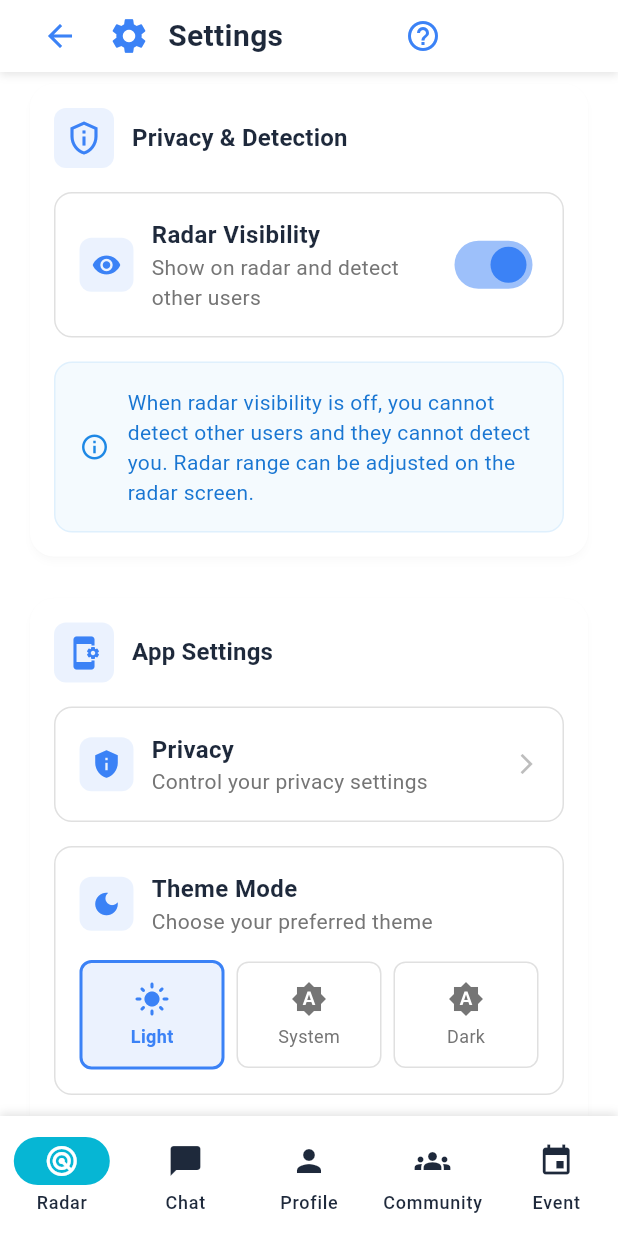
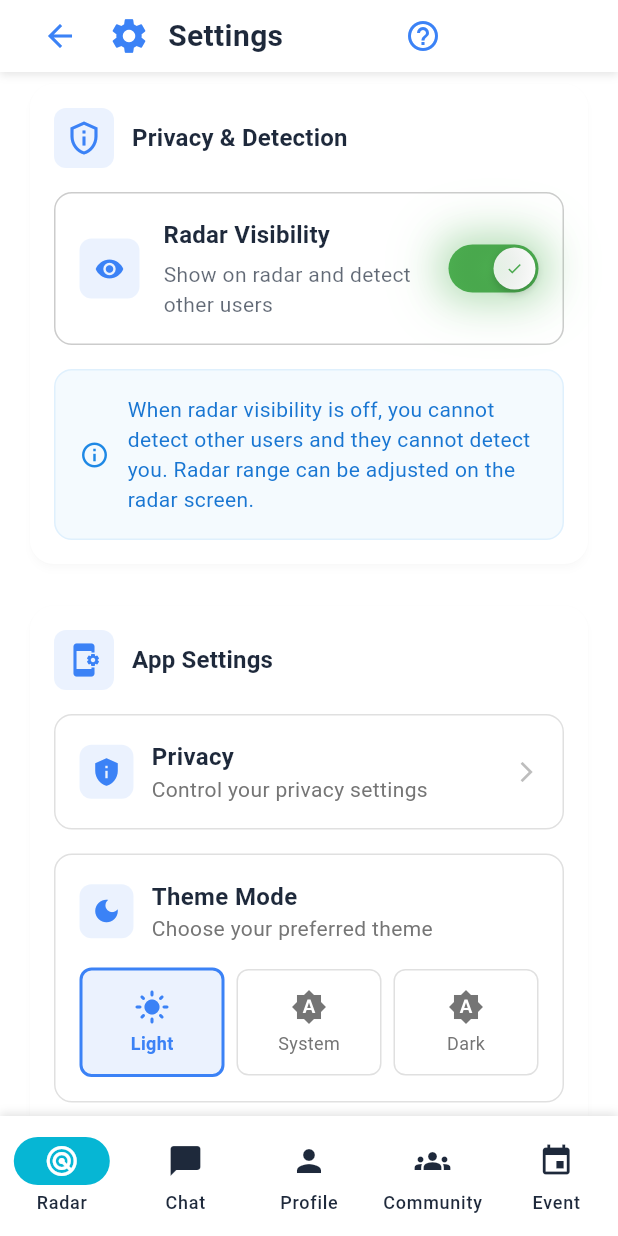
Before and after one commit to TArslan7/ComnecterMobile, a Flutter app: the SettingsScreen screen opened by its route, scrolled down 1152 dp, on a phone screen of 412 x 824 dp. Run offline on Flutter 3.47's test engine with Material 3 defaults, Android fonts, the phone set to English and light mode, and no system bars; drawn by our look-alikes of flutter_animate; our stand-ins replace audioplayers, cloud_firestore, confetti, connectivity_plus, firebase_analytics, firebase_auth and 9 more; accounts and stored records are empty.

Commit message:
feat: Implement glowing switch for detectability toggle
✨ Custom Glowing Switch Implementation:

**🎯 NEW FEATURE:**
- Custom GlowingSwitch widget for detectability toggle
- Replaces standard Material Design toggle
- Premium visual feedback with glow effects

**🔧 GlowingSwitch Features:**
- Continuous pulse animation when active (green glow)
- Smooth thumb sliding animation (300ms)
- Visual feedback: check mark (on) vs X mark (off)
- Customizable colors and dimensions
- Sound feedback integration

**🎨 Visual Effects:**
- Active state: Green background with pulsing glow
- Inactive state: Grey background (no glow)
- Thumb animation: Smooth slide with icons
- Glow layers: Multiple shadow layers for depth
- Responsive design: 60x32px default size

**📱 Integration:**
- Added to Privacy & Detection settings section
- Replaces standard toggle with glowing version
- Maintains all existing functionality
- Sound feedback on toggle

**✅ Now Working:**
- Glowing switch in Settings → Privacy & Detection
- Pulse animation when radar visibility is ON
- Smooth transitions and visual feedback
- Premium feel matching app design

Ready for testing the glowing switch functionality!

```diff
--- a/lib/features/settings/settings_screen.dart
+++ b/lib/features/settings/settings_screen.dart
@@ -14,6 +14,7 @@ import '../../providers/auth_provider.dart';
 import 'models/app_settings.dart';
 import 'services/settings_service.dart';
 import '../radar/services/radar_service.dart';
+import 'widgets/glowing_switch.dart';
 
 class SettingsScreen extends ConsumerStatefulWidget {
   const SettingsScreen({super.key});
@@ -2369,8 +2370,8 @@ class _SettingsScreenState extends ConsumerState<SettingsScreen> with TickerProv
   Widget _buildPrivacySection(BuildContext context) {
     return Column(
       children: [
-        // Radar Visibility Toggle
-        _buildToggleSetting(
+        // Radar Visibility Toggle with Glowing Switch
+        _buildGlowingToggleSetting(
           context,
           'Radar Visibility',
           'Show on radar and detect other users',
@@ -2419,4 +2420,81 @@ class _SettingsScreenState extends ConsumerState<SettingsScreen> with TickerProv
       ],
     );
   }
+
+  Widget _buildGlowingToggleSetting(
+    BuildContext context,
+    String title,
+    String subtitle,
+    IconData icon,
+    bool value,
+    ValueChanged<bool> onChanged,
+    SoundService soundService,
+  ) {
+    return Container(
+      padding: const EdgeInsets.all(16),
+      decoration: BoxDecoration(
+        color: Theme.of(context).colorScheme.surface,
+        borderRadius: BorderRadius.circular(12),
+        border: Border.all(
+          color: Theme.of(context).colorScheme.outline.withValues(alpha: 0.2),
+          width: 1,
+        ),
+      ),
+      child: Row(
+        children: [
+          // Icon
+          Container(
+            width: 40,
+            height: 40,
+            decoration: BoxDecoration(
+              color: Theme.of(context).colorScheme.primary.withValues(alpha: 0.1),
+              borderRadius: BorderRadius.circular(8),
+            ),
+            child: Icon(
+              icon,
+              color: Theme.of(context).colorScheme.primary,
+              size: 20,
+            ),
+          ),
+
+          const SizedBox(width: 16),
+
+          // Title and subtitle
+          Expanded(
+            child: Column(
+              crossAxisAlignment: CrossAxisAlignment.start,
+              children: [
+                Text(
+                  title,
+                  style: Theme.of(context).textTheme.titleMedium?.copyWith(
+                    fontWeight: FontWeight.w600,
+                  ),
+                ),
+                const SizedBox(height: 4),
+                Text(
+                  subtitle,
+                  style: Theme.of(context).textTheme.bodyMedium?.copyWith(
+                    color: Theme.of(context).colorScheme.onSurface.withValues(alpha: 0.7),
+                  ),
+                ),
+              ],
+            ),
+          ),
+
+          const SizedBox(width: 16),
+
+          // Glowing Switch
+          GlowingSwitch(
+            value: value,
+            onChanged: (newValue) async {
+              await soundService.playButtonClickSound();
+              onChanged(newValue);
+            },
+            activeColor: Colors.green,
+            inactiveColor: Colors.grey.shade400,
+          ),
+        ],
+      ),
+    );
+  }
 }
--- /dev/null
+++ b/lib/features/settings/widgets/glowing_switch.dart
@@ -0,0 +1,197 @@
+import 'package:flutter/material.dart';
+
+class GlowingSwitch extends StatefulWidget {
+  final bool value;
+  final ValueChanged<bool> onChanged;
+  final Color? activeColor;
+  final Color? inactiveColor;
+  final double width;
+  final double height;
+  final double thumbRadius;
+
+  const GlowingSwitch({
+    super.key,
+    required this.value,
+    required this.onChanged,
+    this.activeColor,
+    this.inactiveColor,
+    this.width = 60.0,
+    this.height = 32.0,
+    this.thumbRadius = 14.0,
+  });
+
+  @override
+  State<GlowingSwitch> createState() => _GlowingSwitchState();
+}
+
+class _GlowingSwitchState extends State<GlowingSwitch>
+    with TickerProviderStateMixin {
+  late AnimationController _glowController;
+  late AnimationController _thumbController;
+  late Animation<double> _glowAnimation;
+  late Animation<double> _thumbAnimation;
+
+  @override
+  void initState() {
+    super.initState();
+
+    // Glow animation controller
+    _glowController = AnimationController(
+      duration: const Duration(milliseconds: 1500),
+      vsync: this,
+    );
+
+    // Thumb animation controller
+    _thumbController = AnimationController(
+      duration: const Duration(milliseconds: 300),
+      vsync: this,
+    );
+
+    // Glow animation (continuous pulse when active)
+    _glowAnimation = Tween<double>(
+      begin: 0.3,
+      end: 0.8,
+    ).animate(CurvedAnimation(
+      parent: _glowController,
+      curve: Curves.easeInOut,
+    ));
+
+    // Thumb animation (slide movement)
+    _thumbAnimation = Tween<double>(
+      begin: 0.0,
+      end: 1.0,
+    ).animate(CurvedAnimation(
+      parent: _thumbController,
+      curve: Curves.easeInOut,
+    ));
+
+    // Start glow animation if initially active
+    if (widget.value) {
+      _thumbController.forward();
+      _glowController.repeat(reverse: true);
+    }
+  }
+
+  @override
+  void didUpdateWidget(GlowingSwitch oldWidget) {
+    super.didUpdateWidget(oldWidget);
+
+    if (widget.value != oldWidget.value) {
+      if (widget.value) {
+        _thumbController.forward();
+        _glowController.repeat(reverse: true);
+      } else {
+        _thumbController.reverse();
+        _glowController.stop();
+        _glowController.reset();
+      }
+    }
+  }
+
+  @override
+  void dispose() {
+    _glowController.dispose();
+    _thumbController.dispose();
+    super.dispose();
+  }
+
+  @override
+  Widget build(BuildContext context) {
+    final activeColor = widget.activeColor ?? Colors.green;
+    final inactiveColor = widget.inactiveColor ?? Colors.grey.shade400;
+
+    return GestureDetector(
+      onTap: () {
+        widget.onChanged(!widget.value);
+      },
+      child: Container(
+        width: widget.width,
+        height: widget.height,
+        decoration: BoxDecoration(
+          borderRadius: BorderRadius.circular(widget.height / 2),
+          color: widget.value ? activeColor : inactiveColor,
+          boxShadow: widget.value
+              ? [
+                  BoxShadow(
+                    color: activeColor.withValues(alpha: _glowAnimation.value),
+                    blurRadius: 20,
+                    spreadRadius: 5,
+                  ),
+                  BoxShadow(
+                    color: activeColor.withValues(alpha: _glowAnimation.value * 0.5),
+                    blurRadius: 30,
+                    spreadRadius: 10,
+                  ),
+                ]
+              : null,
+        ),
+        child: AnimatedBuilder(
+          animation: _thumbAnimation,
+          builder: (context, child) {
+            final thumbPosition = _thumbAnimation.value *
+                (widget.width - widget.thumbRadius * 2 - 4) + 2;
+
+            return Stack(
+              children: [
+                // Thumb
+                Positioned(
+                  left: thumbPosition,
+                  top: 2,
+                  child: Container(
+                    width: widget.thumbRadius * 2,
+                    height: widget.thumbRadius * 2,
+                    decoration: BoxDecoration(
+                      color: Colors.white,
+                      shape: BoxShape.circle,
+                      boxShadow: [
+                        BoxShadow(
+                          color: Colors.black.withValues(alpha: 0.2),
+                          blurRadius: 4,
+                          offset: const Offset(0, 2),
+                        ),
+                      ],
+                    ),
+                    child: widget.value
+                        ? Icon(
+                            Icons.check,
+                            color: activeColor,
+                            size: widget.thumbRadius * 0.8,
+                          )
+                        : Icon(
+                            Icons.close,
+                            color: inactiveColor,
+                            size: widget.thumbRadius * 0.8,
+                          ),
+                  ),
+                ),
+
+                // Glow effect overlay when active
+                if (widget.value)
+                  Positioned.fill(
+                    child: AnimatedBuilder(
+                      animation: _glowAnimation,
+                      builder: (context, child) {
+                        return Container(
+                          decoration: BoxDecoration(
+                            borderRadius: BorderRadius.circular(widget.height / 2),
+                            gradient: RadialGradient(
+                              center: Alignment.center,
+                              radius: 1.0,
+                              colors: [
+                                activeColor.withValues(alpha: _glowAnimation.value * 0.3),
+                                Colors.transparent,
+                              ],
+                            ),
+                          ),
+                        );
+                      },
+                    ),
+                  ),
+              ],
+            );
+          },
+        ),
+      ),
+    );
+  }
+}
```
